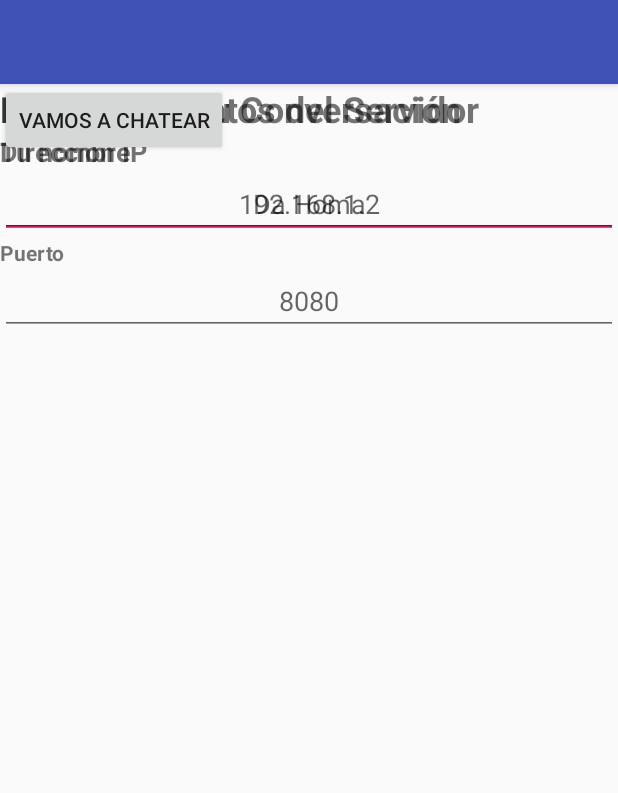
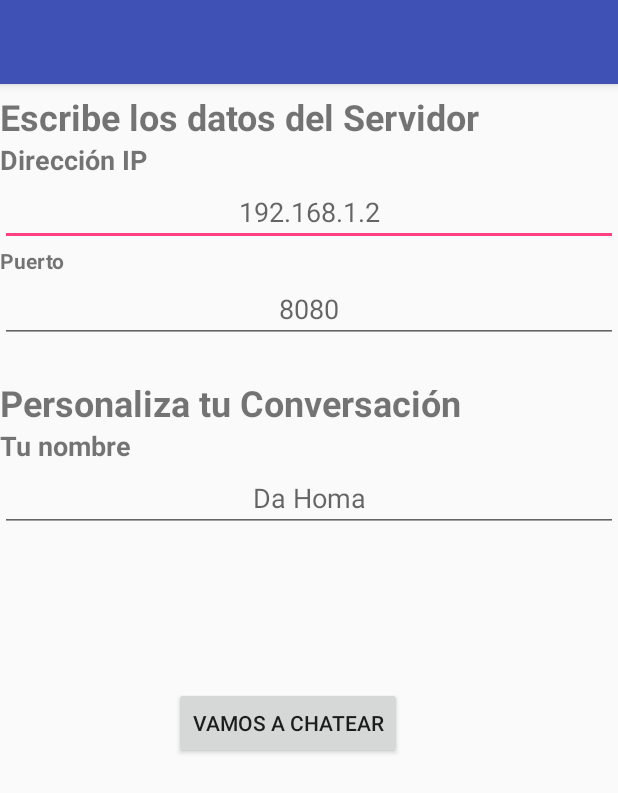
Before and after one commit to eduldtv/Sockets, an Android app: the ClaseCliente screen opened directly, with no data from a screen before it, on a phone screen of 412 x 824 dp. Shown: the top 793 px of the screen. Run offline under Robolectric (Android 15) with nearby library versions, the phone set to English and light mode, and no system bars.

Commit message:
Para you

```diff
--- a/app/src/main/res/layout/activity_clase_cliente.xml
+++ b/app/src/main/res/layout/activity_clase_cliente.xml
@@ -7,10 +7,13 @@
     tools:context=".ClaseCliente">
 
     <LinearLayout
+        android:id="@+id/linearLayout3"
         android:layout_width="match_parent"
         android:layout_height="181dp"
+        android:layout_marginTop="5dp"
         android:orientation="vertical"
-        tools:layout_editor_absoluteY="5dp">
+        app:layout_constraintStart_toStartOf="parent"
+        app:layout_constraintTop_toTopOf="parent">
 
         <TextView
             android:id="@+id/t_datosCliente"
@@ -61,11 +64,13 @@
     </LinearLayout>
 
     <LinearLayout
+        android:id="@+id/linearLayout4"
         android:layout_width="match_parent"
         android:layout_height="174dp"
+        android:layout_marginTop="9dp"
         android:orientation="vertical"
-        tools:layout_editor_absoluteX="0dp"
-        tools:layout_editor_absoluteY="195dp">
+        app:layout_constraintStart_toStartOf="parent"
+        app:layout_constraintTop_toBottomOf="@+id/linearLayout3">
 
         <TextView
             android:id="@+id/t_personalizar"
@@ -102,8 +107,10 @@
         android:id="@+id/b_vamosAChatear"
         android:layout_width="wrap_content"
         android:layout_height="wrap_content"
+        android:layout_marginStart="116dp"
+        android:layout_marginTop="32dp"
         android:text="Vamos a chatear"
-        tools:layout_editor_absoluteX="116dp"
-        tools:layout_editor_absoluteY="401dp" />
+        app:layout_constraintStart_toStartOf="parent"
+        app:layout_constraintTop_toBottomOf="@+id/linearLayout4" />
 
 </android.support.constraint.ConstraintLayout>
```
